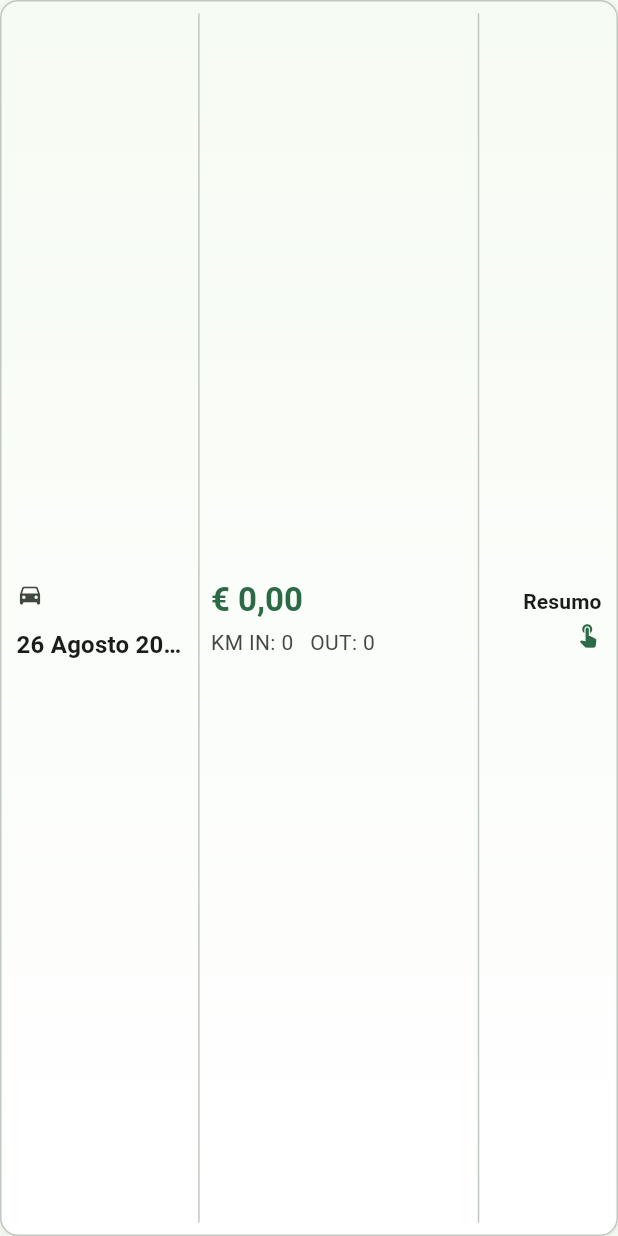
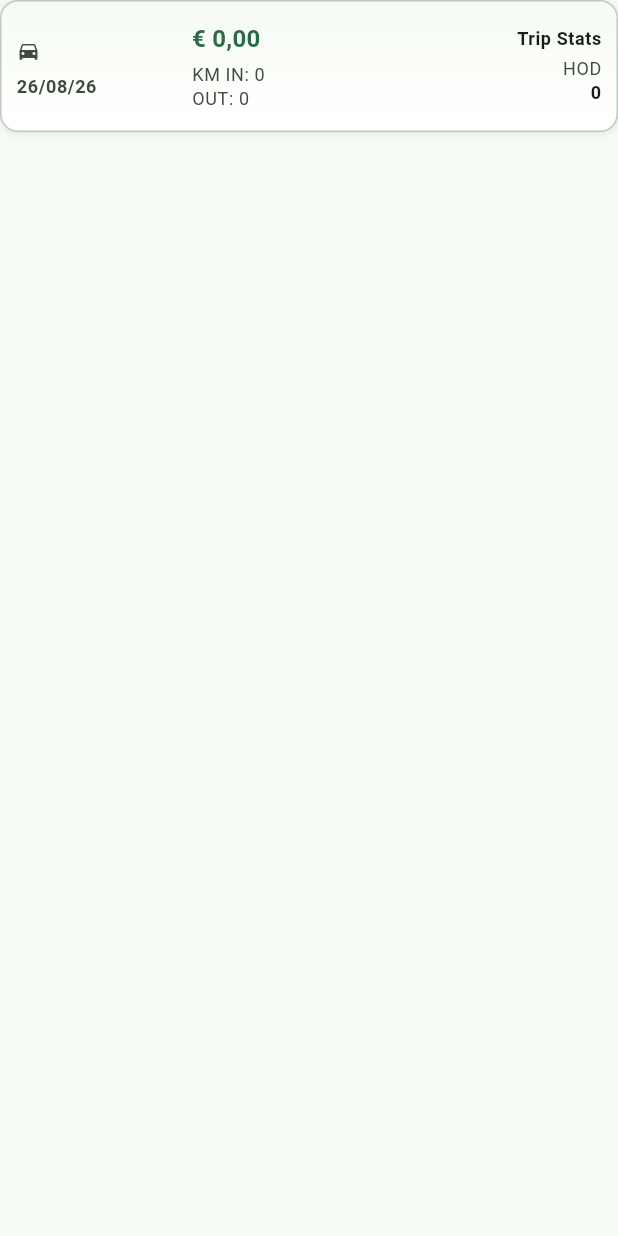
Before and after one commit to cleidson-machado/ride-driver-clean, a Flutter app: the _RecentRideDataTableCard widget shown alone on an empty page, opened directly with empty values, on a phone screen of 412 x 824 dp. Run offline on Flutter 3.47's test engine with Material 3 defaults, Android fonts, the phone set to English and light mode, and no system bars; our stand-ins replace get_it, sqflite; accounts and stored records are empty.

Commit message:
feat(tour_in_progress): add formatDateShort method for compact date formatting

```diff
--- a/lib/app/helper/ride_formatters.dart
+++ b/lib/app/helper/ride_formatters.dart
@@ -44,4 +44,22 @@ abstract final class RideFormatters {
   static String formatDateLabel(DateTime date) {
     return '${date.day} ${_monthNames[date.month - 1]} ${date.year}';
   }
+
+  /// Retorna a data no formato compacto `DD/MM/AA`, usado nos cards de
+  /// histórico. Ex.: `16/07/26`.
+  static String formatDateShort(DateTime date) {
+    final String day = date.day.toString().padLeft(2, '0');
+    final String month = date.month.toString().padLeft(2, '0');
+    final String year = (date.year % 100).toString().padLeft(2, '0');
+    return '$day/$month/$year';
+  }
+
+  /// Extrai apenas o número do SKU legível para exibição compacta.
+  ///
+  /// Ex.: `"PASSEIO 011"` → `"011"`. Retorna o [sku] original quando não há
+  /// dígitos a extrair.
+  static String shortSku(String sku) {
+    final Match? match = RegExp(r'\d+').firstMatch(sku);
+    return match?.group(0) ?? sku;
+  }
 }
--- a/lib/features/tour_in_progress/domain/tour_in_progress_model.dart
+++ b/lib/features/tour_in_progress/domain/tour_in_progress_model.dart
@@ -17,6 +17,9 @@ class TourInProgressModel {
   /// (ainda não encerrado). Preenchido e >= [kmIn] ao encerrar.
   final int? kmOut;
 
+  /// Hodômetro do trajeto (`km_odometer`), exibido como "HOD" nos cards.
+  final int kmOdometer;
+
   /// Gasto total em combustível/energia no passeio. Sempre >= 0.
   final double cashSpent;
 
@@ -29,6 +32,7 @@ class TourInProgressModel {
     required this.date,
     required this.kmIn,
     required this.kmOut,
+    required this.kmOdometer,
     required this.cashSpent,
     required this.isFinished,
   });
@@ -45,6 +49,7 @@ class TourInProgressModel {
       date: DateTime.fromMillisecondsSinceEpoch(map['work_date'] as int),
       kmIn: map['km_start'] as int,
       kmOut: kmEnd == 0 ? null : kmEnd,
+      kmOdometer: map['km_odometer'] as int? ?? 0,
       cashSpent: (map['fuel_cost'] as num).toDouble(),
       isFinished: ((map['is_finished'] as int?) ?? 0) == 1,
     );
@@ -55,6 +60,7 @@ class TourInProgressModel {
     DateTime? date,
     int? kmIn,
     int? Function()? kmOut,
+    int? kmOdometer,
     double? cashSpent,
     bool? isFinished,
   }) {
@@ -64,6 +70,7 @@ class TourInProgressModel {
       date: date ?? this.date,
       kmIn: kmIn ?? this.kmIn,
       kmOut: kmOut != null ? kmOut() : this.kmOut,
+      kmOdometer: kmOdometer ?? this.kmOdometer,
       cashSpent: cashSpent ?? this.cashSpent,
       isFinished: isFinished ?? this.isFinished,
     );
@@ -81,6 +88,6 @@ class TourInProgressModel {
   String toString() {
     return 'TourInProgressModel('
         'id: $id, sku: $sku, date: $date, kmIn: $kmIn, kmOut: $kmOut, '
-        'cashSpent: $cashSpent, isFinished: $isFinished)';
+        'kmOdometer: $kmOdometer, cashSpent: $cashSpent, isFinished: $isFinished)';
   }
 }
--- a/lib/features/tour_in_progress/tour_in_progress_view.dart
+++ b/lib/features/tour_in_progress/tour_in_progress_view.dart
@@ -616,8 +616,9 @@ class _RecentRideDataTableCard extends StatelessWidget {
       ),
       child: Row(
         children: <Widget>[
+          // Esquerda: ícone + número curto do passeio, data abaixo.
           Expanded(
-            flex: 2,
+            flex: 3,
             child: Column(
               mainAxisSize: MainAxisSize.min,
               mainAxisAlignment: MainAxisAlignment.center,
@@ -628,37 +629,38 @@ class _RecentRideDataTableCard extends StatelessWidget {
                   children: <Widget>[
                     Icon(
                       Icons.directions_car_rounded,
-                      size: 18,
+                      size: 16,
                       color: colorScheme.onSurfaceVariant,
                     ),
-                    const SizedBox(width: 8),
+                    const SizedBox(width: 6),
                     Flexible(
                       child: Text(
-                        item.sku,
+                        RideFormatters.shortSku(item.sku),
                         maxLines: 1,
                         overflow: TextOverflow.ellipsis,
-                        style: textTheme.titleLarge?.copyWith(
+                        style: textTheme.titleMedium?.copyWith(
                           fontWeight: FontWeight.w700,
-                          letterSpacing: 0.2,
                         ),
                       ),
                     ),
                   ],
                 ),
-                const SizedBox(height: 8),
+                const SizedBox(height: 4),
                 Text(
-                  RideFormatters.formatDateLabel(item.date),
-                  textAlign: TextAlign.start,
+                  RideFormatters.formatDateShort(item.date),
                   maxLines: 1,
                   overflow: TextOverflow.ellipsis,
-                  style: textTheme.titleMedium?.copyWith(fontWeight: FontWeight.w600),
+                  style: textTheme.bodySmall?.copyWith(
+                    fontWeight: FontWeight.w700,
+                    color: colorScheme.onSurfaceVariant,
+                  ),
                 ),
               ],
             ),
           ),
-          VerticalDivider(width: 16, thickness: 1, color: colorScheme.outlineVariant),
+          // Centro: valor em euros e KM IN/OUT.
           Expanded(
-            flex: 3,
+            flex: 4,
             child: Column(
               mainAxisSize: MainAxisSize.min,
               mainAxisAlignment: MainAxisAlignment.center,
@@ -668,38 +670,59 @@ class _RecentRideDataTableCard extends StatelessWidget {
                   RideFormatters.formatCurrency(item.cashSpent),
                   maxLines: 1,
                   overflow: TextOverflow.ellipsis,
-                  style: textTheme.titleLarge?.copyWith(
+                  style: textTheme.titleMedium?.copyWith(
                     fontWeight: FontWeight.w700,
                     color: colorScheme.primary,
                   ),
                 ),
                 const SizedBox(height: 4),
                 Text(
-                  'KM IN: ${RideFormatters.formatKm(item.kmIn)}   '
+                  'KM IN: ${RideFormatters.formatKm(item.kmIn)}',
+                  maxLines: 1,
+                  overflow: TextOverflow.ellipsis,
+                  style: textTheme.bodySmall?.copyWith(
+                    color: colorScheme.onSurfaceVariant,
+                  ),
+                ),
+                Text(
                   'OUT: ${RideFormatters.formatKm(item.kmOut)}',
                   maxLines: 1,
                   overflow: TextOverflow.ellipsis,
-                  style: textTheme.bodyMedium?.copyWith(
+                  style: textTheme.bodySmall?.copyWith(
                     color: colorScheme.onSurfaceVariant,
                   ),
                 ),
               ],
             ),
           ),
-          VerticalDivider(width: 16, thickness: 1, color: colorScheme.outlineVariant),
-          SizedBox(
-            width: 74,
+          // Direita: "Trip Stats" + HOD, alinhados à direita.
+          Expanded(
+            flex: 3,
             child: Column(
               mainAxisSize: MainAxisSize.min,
               mainAxisAlignment: MainAxisAlignment.center,
               crossAxisAlignment: CrossAxisAlignment.end,
               children: <Widget>[
                 Text(
-                  'Resumo',
-                  style: textTheme.titleSmall?.copyWith(fontWeight: FontWeight.w600),
+                  'Trip Stats',
+                  maxLines: 1,
+                  overflow: TextOverflow.ellipsis,
+                  style: textTheme.bodySmall?.copyWith(fontWeight: FontWeight.w600),
                 ),
                 const SizedBox(height: 4),
-                Icon(Icons.touch_app_rounded, size: 18, color: colorScheme.primary),
+                Text(
+                  'HOD',
+                  maxLines: 1,
+                  style: textTheme.bodySmall?.copyWith(
+                    color: colorScheme.onSurfaceVariant,
+                  ),
+                ),
+                Text(
+                  RideFormatters.formatKm(item.kmOdometer),
+                  maxLines: 1,
+                  overflow: TextOverflow.ellipsis,
+                  style: textTheme.bodySmall?.copyWith(fontWeight: FontWeight.w600),
+                ),
               ],
             ),
           ),
```
